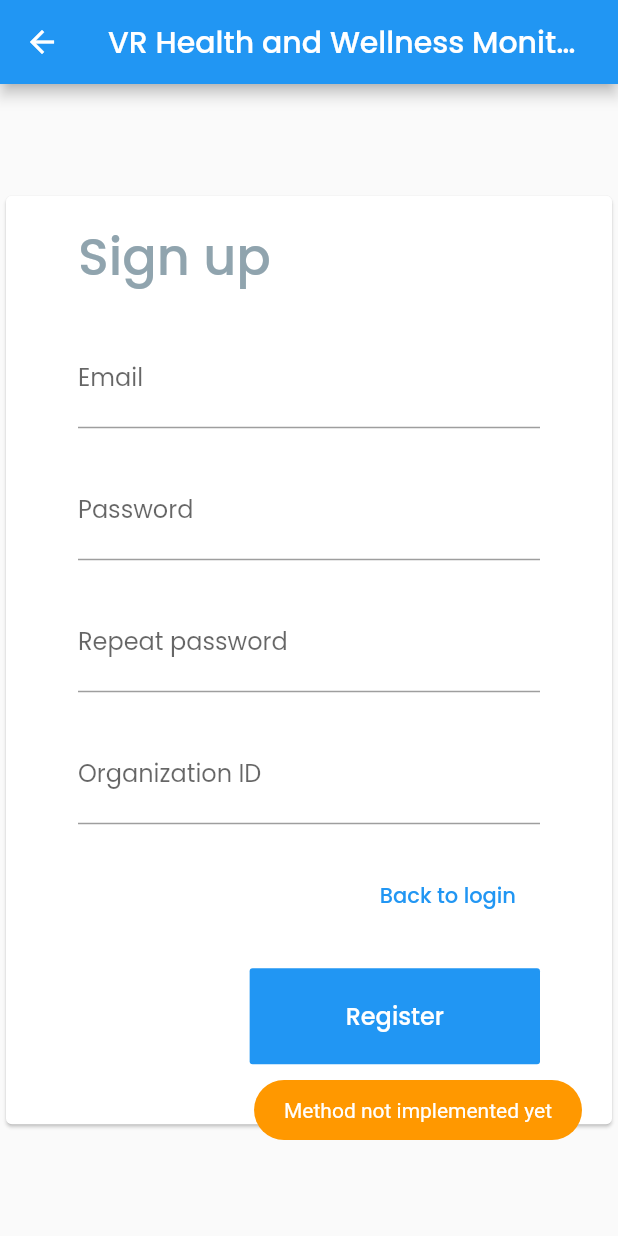
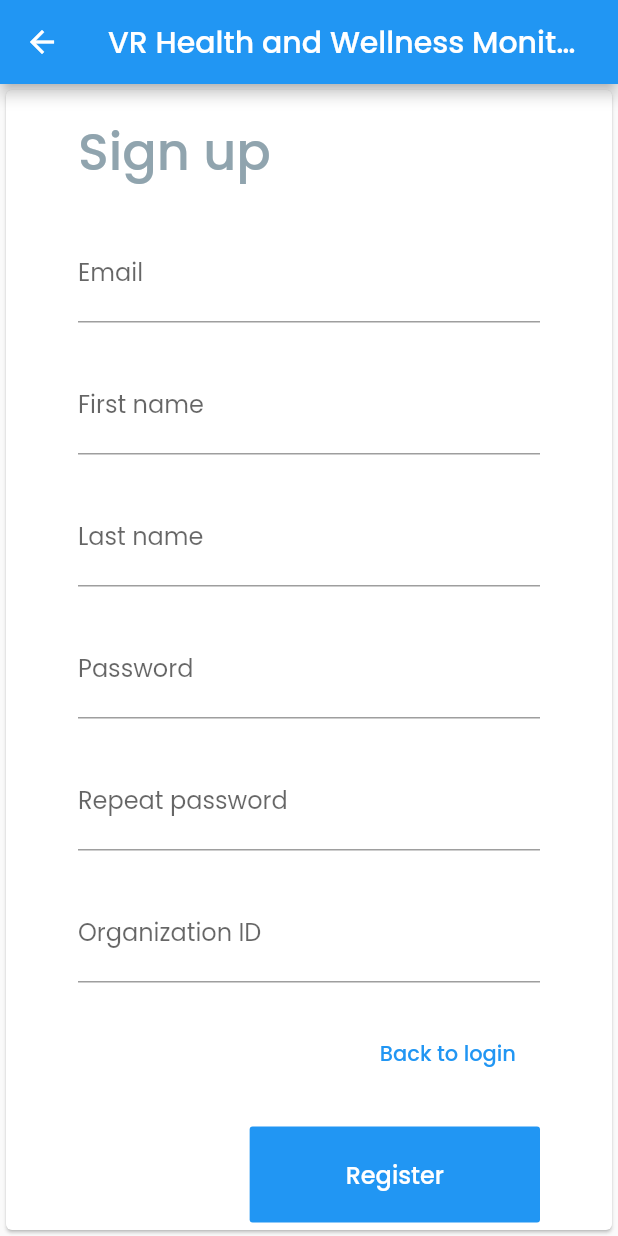
Before and after one commit to akerholten/exerisland-remote-monitoring-platform, a Flutter app: the SignupPage screen opened by its route, after a tap on "Register", on a phone screen of 412 x 824 dp. Run offline on Flutter 3.47's test engine with Material 2 defaults, Android fonts, the phone set to English and light mode, and no system bars; our stand-ins replace fluttertoast, getwidget; generated files the repository leaves out were written again.

Commit message:
#43: progress on hooking backend and frontend together so they can communicate

```diff
--- a/frontendflutter/lib/main.dart
+++ b/frontendflutter/lib/main.dart
@@ -115,6 +115,7 @@ class _MyHomePageState extends State<MyHomePage> {
 
     _tryCookieLogin();
 
+    // @TODO: Navigate correctly based on logged in or not, or show the correct dashboard accordingly
     if (!loggedIn) {
       currentPage = LoginPage();
       // currentPage = PatientDashboard();
--- /dev/null
+++ b/frontendflutter/lib/src/model_classes/signupForm.dart
@@ -0,0 +1,43 @@
+import 'package:flutter/material.dart';
+import 'package:json_annotation/json_annotation.dart';
+
+part 'signupForm.g.dart';
+
+@JsonSerializable(explicitToJson: true)
+class SignupForm {
+  @JsonKey(required: true)
+  String email;
+
+  @JsonKey(required: true)
+  String firstName;
+
+  @JsonKey(required: true)
+  String lastName;
+
+  @JsonKey(required: true)
+  String password;
+
+  @JsonKey(defaultValue: "observer")
+  String userType;
+
+  String organizationID;
+
+  SignupForm(
+      {this.email,
+      this.firstName,
+      this.lastName,
+      this.password,
+      this.userType,
+      this.organizationID});
+
+  /// A necessary factory constructor for creating a new User instance
+  /// from a map. Pass the map to the generated `_$SignupFormFromJson()` constructor.
+  /// The constructor is named after the source class, in this case, User.
+  factory SignupForm.fromJson(Map<String, dynamic> json) =>
+      _$SignupFormFromJson(json);
+
+  /// `toJson` is the convention for a class to declare support for serialization
+  /// to JSON. The implementation simply calls the private, generated
+  /// helper method `_$UserToJson`.
+  Map<String, dynamic> toJson() => _$SignupFormToJson(this);
+}
--- a/frontendflutter/lib/src/pages/signupPage.dart
+++ b/frontendflutter/lib/src/pages/signupPage.dart
@@ -1,4 +1,6 @@
 import 'package:flutter/material.dart';
+import 'package:frontendflutter/src/handlers/signupHandler.dart';
+import 'package:frontendflutter/src/model_classes/signupForm.dart';
 import '../handlers/loginHandler.dart';
 import '../components/alerts.dart';
 import '../constants/route_names.dart';
@@ -11,14 +13,77 @@ class SignupPage extends StatefulWidget {
 
 class _SignupPageState extends State<SignupPage> {
   final scaffoldKey = GlobalKey<ScaffoldState>();
-  String email, password, repeatPassword, organizationID = '';
+  String email,
+      firstName,
+      lastName,
+      password,
+      repeatPassword,
+      organizationID = '';
 
-  void _trySignup() {
-    setState(() {
-      // Do verification of input, password == repeatPassword, valid email etc, possibly salt and hash password here?
-      // Do signup - then login / cookie and session creating
-      Alerts.showWarning("Method not implemented yet");
-    });
+  bool _signedUp = false;
+
+  void _trySignup() async {
+    // Do verification of input, password == repeatPassword, valid email etc, possibly salt and hash password here?
+    if (!_verifyInput()) {
+      return;
+    }
+
+    // Do signup - then login / cookie and session creating
+    SignupForm form = new SignupForm(
+        email: email,
+        firstName: firstName,
+        lastName: lastName,
+        password: password,
+        userType:
+            "observer", // @TODO: Possibly make this an option to choose, or that this should be defaulted on backend and not here
+        organizationID: organizationID);
+
+    _signedUp = await SignupHandler.signUp(form);
+
+    if (_signedUp == false) {
+      return;
+    }
+
+    Navigator.of(context).pushNamed(Routes.Login);
+    // setState(() {});
+  }
+
+  bool _verifyInput() {
+    RegExp emailRegExp = new RegExp(
+        r"^[ÆØÅæøåA-Za-z0-9a-zA-Z0-9.!#$%&'*+/=?^_`{|}~-]+@[ÆØÅæøåA-Za-z0-9a-zA-Z0-9](?:[ÆØÅæøåa-zA-Z0-9-]{0,253}[ÆØÅæøåa-zA-Z0-9])?(?:\.[a-zA-Z0-9](?:[a-zA-Z0-9-]{0,253}[a-zA-Z0-9])?)*$");
+
+    RegExp nameRegExp = new RegExp(r"^[ÆØÅæøåa-zA-Z0-9]*$");
+    if (!emailRegExp.hasMatch(email)) {
+      Alerts.showError("Invalid email");
+      return false;
+    }
+
+    if (!nameRegExp.hasMatch(firstName)) {
+      Alerts.showError("Invalid first name");
+      return false;
+    }
+
+    if (!nameRegExp.hasMatch(lastName)) {
+      Alerts.showError("Invalid last name");
+      return false;
+    }
+
+    if (password.length < 8) {
+      Alerts.showError("Password must be atleast 8 characters long!");
+      return false;
+    }
+
+    if (password != repeatPassword) {
+      Alerts.showError("Passwords do not match!");
+      return false;
+    }
+
+    if (!nameRegExp.hasMatch(organizationID)) {
+      Alerts.showError("Invalid organization ID");
+      return false;
+    }
+
+    return true;
   }
 
   @override
@@ -60,6 +125,28 @@ class _SignupPageState extends State<SignupPage> {
                             onChanged: (value) {
                               setState(() {
                                 email = value;
+                              });
+                            },
+                          ),
+                          TextFormField(
+                            decoration: InputDecoration(
+                              hintText: 'Enter first name',
+                              labelText: 'First name',
+                            ),
+                            onChanged: (value) {
+                              setState(() {
+                                firstName = value;
+                              });
+                            },
+                          ),
+                          TextFormField(
+                            decoration: InputDecoration(
+                              hintText: 'Enter last name',
+                              labelText: 'Last name',
+                            ),
+                            onChanged: (value) {
+                              setState(() {
+                                lastName = value;
                               });
                             },
                           ),
```
Also changed, not shown: frontendflutter/lib/src/handlers/signupHandler.dart (added, +30 -0 lines), frontendflutter/pubspec.yaml (+10 -0 lines), frontendflutter/lib/src/model_classes/signupForm.g.dart (added), frontendflutter/pubspec.lock, 4 other files.
